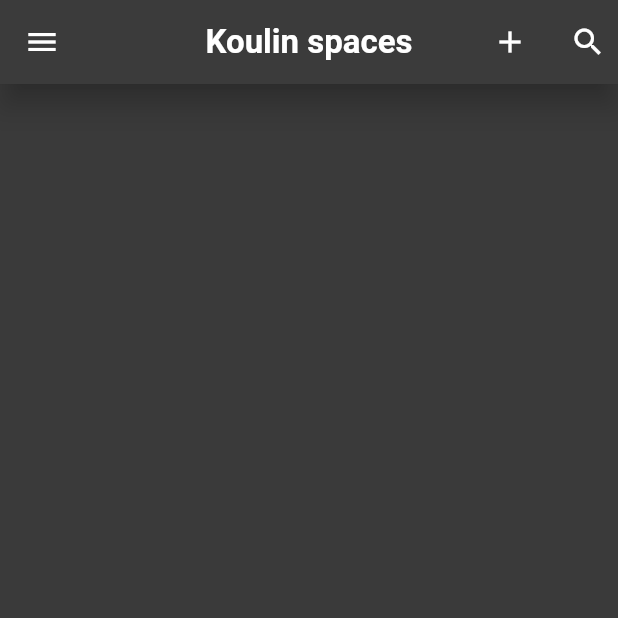
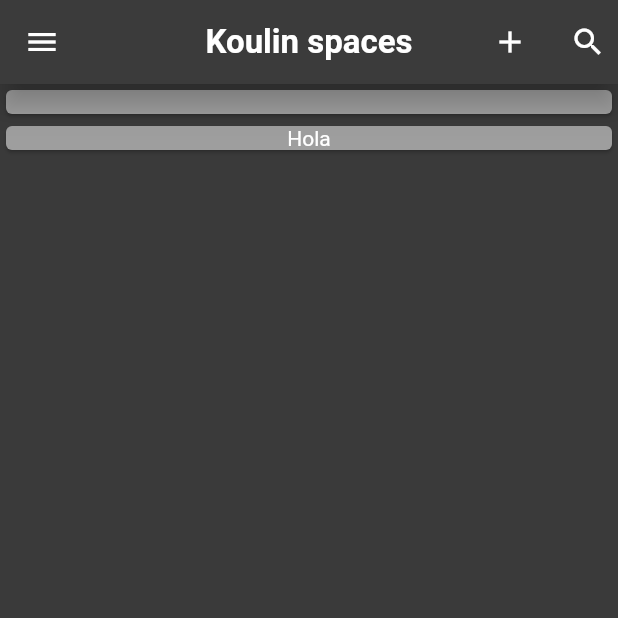
Before and after one commit to CatHood0/Notes-App, a Flutter app: the createNote screen opened by its route, after a tap on the "check" icon, on a phone screen of 412 x 824 dp, the top half of it. Run offline on Flutter 3.47's test engine with Material 2 defaults, Android fonts, the phone set to English and light mode, and no system bars.

Commit message:
Added the listView for the notes

```diff
--- /dev/null
+++ b/lib/controller/NoteController.dart
@@ -0,0 +1,45 @@
+import 'package:notes_project/Widgets/CustomCard.dart';
+
+import '../model/Note.dart';
+
+class noteController{
+
+  static int? idCard;
+  static List<int> ids = [];//this for that the user can delete some files the same time
+  static customCard? cusCard;
+  static List<note> _listaNotas = [
+    note("Hola", "Contenido", DateTime.now(), 0),//this can nullable if is: [];
+  ];
+
+  static void getIdCard(customCard card){
+      idCard = card.getIdCard();
+      cusCard = card;
+  }
+
+  static List<note> getList(){
+    return _listaNotas;
+  }
+
+  static void addCustomCard(note Note){
+    _listaNotas.insert(0, Note);
+    print(_listaNotas.length);
+  }
+
+  //ahora hay que crear metodos para recorrer y encontrar lo que quermeos,
+  //de todas formas, recuerda que List se puede recorrer como un array comun y corriente
+  //a pesar de que parezca una puta coleccion
+
+
+  /*Haremos algo super sencillo, para poder mandar la informacion a otra ventana donde la visualicemos
+  lo que haremos es que, apenas se toque el dicho customCard, se cree un objeto de tipo note, y llamemos
+  a la otra pagina, a la cual debemos pasarle ese objeto note, y con ese mismo estructuraremos la informacion
+  dentro de esa pagina. De esa forma, no tendremos complicaciones al encontrar la informacion, ya que la misma
+  se tomara del customCard, hacia la note y de alli lo demas es facil
+
+  para la ediciond de la misma, lo que haremos es que se tome como paremos tambien el id de dicha card
+  y que cuando se actualice, se envien los nuevos datos a la lista (borrando la que tenia el id, y añadiendo la nueva) con insert
+  De esta forma, todo sera mas sencillo
+
+  */
+
+}
--- a/lib/model/Note.dart
+++ b/lib/model/Note.dart
@@ -1,10 +1,11 @@
 class note{
 
+  int? _id;
   String _title;
   String _content;
   DateTime _createDate;
 
-  note(this._title, this._content, this._createDate);
+  note(this._title, this._content, this._createDate, this._id);
 
   String getTitle(){
     return _title;
@@ -18,5 +19,8 @@ class note{
     return _createDate;
   }
 
+  int? getId(){
+    return _id;
+  }
 
 }
--- a/lib/view/CreateNote.dart
+++ b/lib/view/CreateNote.dart
@@ -1,7 +1,8 @@
 import 'package:flutter/material.dart';
 import 'package:notes_project/Widgets/CustomCard.dart';
-import 'package:notes_project/controller/CreateNoteController.dart';
-import 'package:notes_project/model/Note.dart';
+import 'package:notes_project/controller/NoteController.dart';
+
+import '../model/Note.dart';
 
 class createNote extends StatefulWidget {
   createNote({super.key});
@@ -37,12 +38,10 @@ class _createNoteState extends State<createNote> {
                     splashRadius: 20,
                     icon: Icon(Icons.check),
                     onPressed: () {
-                      final Note = new customCard(2, title, content, DateTime.now());
+                      final Note = new note(title, content, DateTime.now(), 2);
                       setState(() {
-                      noteController.listaNotas.insert(0, Note);
-                      print(noteController.listaNotas.length);
+                      noteController.addCustomCard(Note);
                       Navigator.pushReplacementNamed(context, 'homePage');
-
                       });
                     },
                  ),
@@ -88,7 +87,7 @@ class _createNoteState extends State<createNote> {
                           autofocus: false,
                           decoration: InputDecoration(hintText: "Your title", hintStyle: TextStyle(color: Colors.grey)),
                           style: TextStyle(color: Colors.white, fontSize: 18),
-                          onChanged: (value) => {title = value, print(title),},
+                          onChanged: (value) => {title = value},
                       ),
                     ),
                   ),
@@ -110,7 +109,6 @@ class _createNoteState extends State<createNote> {
                             keyboardType: TextInputType.multiline,
                             maxLines: null,
                             onChanged: (value) => {content = value},
-
                         ),
                     ),
                   ),
--- a/lib/view/HomePage.dart
+++ b/lib/view/HomePage.dart
@@ -1,8 +1,28 @@
 import 'package:flutter/material.dart';
+import 'package:notes_project/controller/NoteController.dart';
 import 'package:notes_project/view/Menu.dart';
+import 'package:notes_project/view/ReadNote.dart';
+import '../model/Note.dart';
 
-class homePage extends StatelessWidget {
-  const homePage({super.key});
+class homePage extends StatefulWidget {
+  homePage({super.key});
+
+  @override
+  State<homePage> createState() => _homePageState();
+}
+
+class _homePageState extends State<homePage> {
+
+  List<note> listaNotas = noteController.getList();
+  @override
+  void initState() {
+    super.initState();
+  }
+
+  @override
+  void dispose() {
+    super.dispose();
+  }
 
   @override
   Widget build(BuildContext context) {
@@ -19,7 +39,10 @@ class homePage extends StatelessWidget {
             splashRadius: 20,
             color: Color.fromARGB(255, 255, 255, 255),
               onPressed: (){
-                  Navigator.pushNamed(context, 'create_notes');
+                Navigator.pushNamed(context, 'create_notes');
+                setState(() {
+
+                });
               },
           ),
             IconButton(
@@ -31,9 +54,28 @@ class homePage extends StatelessWidget {
               ),
           ],
         ),
-        body: Column(
-
-
+        body: Container(
+             height: double.infinity,
+                child: ListView.builder(
+                  itemCount: listaNotas.length,
+                  itemBuilder: (context, index) {
+                    return Container(
+                       child: GestureDetector(
+                        onTap: () {
+                            Navigator.push(context, MaterialPageRoute(builder: (context) => readPage(new note(listaNotas[index].getTitle(), listaNotas[index].getContent(), listaNotas[index].getDate(), listaNotas[index].getId()))));
+                        },
+                         child: Card(
+                          color: Colors.grey,
+                              child: Column(
+                                children: [
+                                   Text(listaNotas[index].getTitle(), style: TextStyle(color: Colors.white),),
+                                ],
+                              ),
+                           ),
+                       ),
+                      );
+                    },
+                  ),
         ),
 
         drawer: Container(
@@ -43,4 +85,6 @@ class homePage extends StatelessWidget {
         ),
     );
   }
+
+
 }
```
Also changed, not shown: lib/controller/CreateNoteController.dart (deleted, +0 -11 lines), lib/view/ReadNote.dart (+14 -5 lines).
